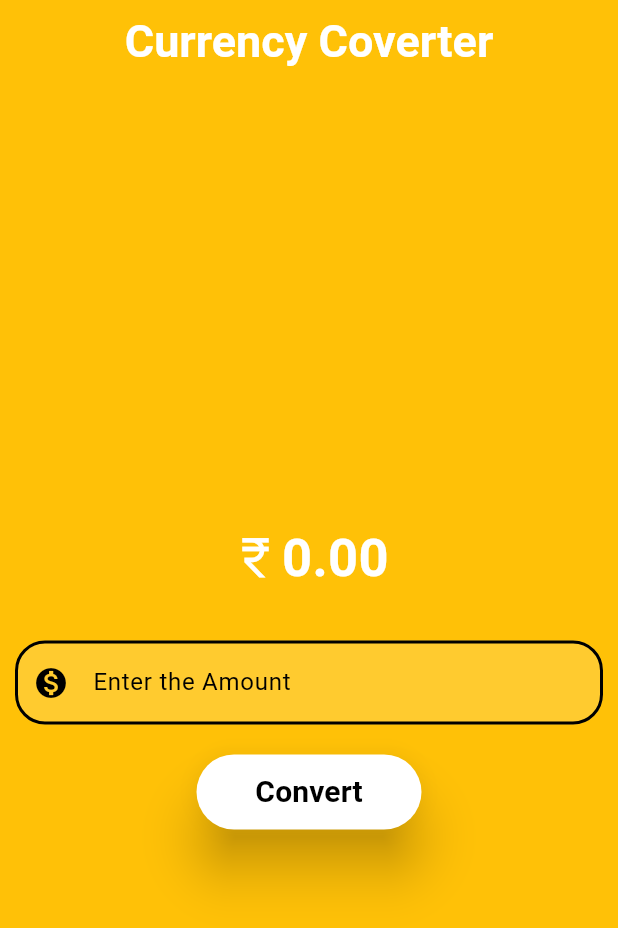
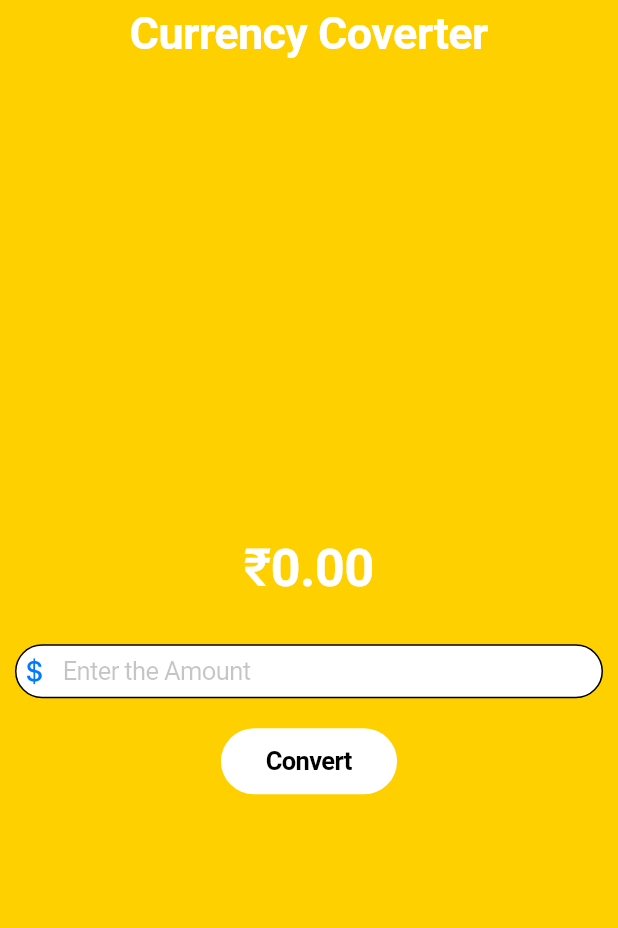
Before and after one commit to krdks11/Currency-converter, a Flutter app: the screen it shows after launch, on a phone screen of 412 x 824 dp. Shown: the top 928 px of the screen. Run offline on Flutter 3.47's test engine with Material 3 defaults, Android fonts, the phone set to English and light mode, and no system bars.

Commit message:
make a design for IOS devices

```diff
--- /dev/null
+++ b/lib/currency_converter_cupertino_page.dart
@@ -0,0 +1,116 @@
+import 'package:flutter/cupertino.dart';
+
+class CurrencyConverterCupertinoPage extends StatefulWidget {
+  const CurrencyConverterCupertinoPage({super.key});
+
+  @override
+  State<CurrencyConverterCupertinoPage> createState() =>
+      _CurrencyConverterCupertinoPage();
+}
+
+class _CurrencyConverterCupertinoPage
+    extends State<CurrencyConverterCupertinoPage> {
+  double result = 0;
+  final TextEditingController textEditingController = TextEditingController();
+
+  void convert() {
+    setState(
+      () {
+        result = double.parse(textEditingController.text) *
+            86.54; //as of 20/1/2025 rate
+      },
+    );
+  }
+
+  @override
+  void dispose() {
+    textEditingController.dispose();
+    super.dispose();
+  }
+
+  @override
+  Widget build(BuildContext context) {
+    // return const Placeholder();
+    return CupertinoPageScaffold(
+      backgroundColor: const Color.fromARGB(255, 255, 208, 0),
+      navigationBar: const CupertinoNavigationBar(
+        backgroundColor: CupertinoColors.activeGreen,
+        middle: Text(
+          'Currency Coverter',
+          style: TextStyle(
+              fontWeight: FontWeight.bold,
+              color: CupertinoColors.white,
+              fontSize: 30),
+        ),
+      ),
+      child: Center(
+        child: Column(
+          mainAxisAlignment: MainAxisAlignment.center,
+          children: <Widget>[
+            Container(
+              padding: const EdgeInsets.all(10),
+              margin: const EdgeInsets.all(10),
+              child: Row(
+                mainAxisAlignment:
+                    MainAxisAlignment.center, // Centers the content
+                children: [
+                  const Text(
+                    '₹', // Use rupee icon
+                    style: TextStyle(
+                      fontSize: 35,
+                      color: Color.fromARGB(255, 255, 255, 255),
+                      fontWeight: FontWeight.w500,
+                    ),
+                  ),
+                  Text(
+                    result != 0
+                        ? result.toStringAsFixed(3)
+                        : result.toStringAsFixed(2),
+                    style: const TextStyle(
+                      fontSize: 35,
+                      fontWeight: FontWeight.bold,
+                      color: Color.fromARGB(255, 255, 255, 255),
+                    ),
+                  ),
+                ],
+              ),
+            ),
+            Padding(
+              padding: const EdgeInsets.all(10),
+              child: CupertinoTextField(
+                controller: textEditingController,
+                style: const TextStyle(color: Color.fromARGB(255, 0, 0, 0)),
+                decoration: BoxDecoration(
+                  color: CupertinoColors.white,
+                  border: Border.all(),
+                  borderRadius: BorderRadius.circular(20.0),
+                ),
+                placeholder: 'Enter the Amount',
+                prefix: Icon(CupertinoIcons.money_dollar),
+                keyboardType: TextInputType.numberWithOptions(
+                  decimal: true,
+                ),
+              ),
+            ),
+            const SizedBox(
+              height: 10,
+            ),
+            CupertinoButton(
+              borderRadius: BorderRadius.circular(40.0),
+              padding: const EdgeInsets.fromLTRB(30, 0, 30, 0),
+              onPressed: convert,
+              color: const Color.fromARGB(255, 255, 255, 255),
+              child: const Text(
+                'Convert',
+                style: TextStyle(
+                  color: Color.fromARGB(255, 0, 0, 0),
+                  fontWeight: FontWeight.bold,
+                ),
+              ),
+            ),
+          ],
+        ),
+      ),
+    );
+  }
+}
--- a/lib/main.dart
+++ b/lib/main.dart
@@ -1,10 +1,12 @@
 import 'package:currency_converter/currency_coverter_page.dart';
+import 'package:currency_converter/currency_converter_cupertino_page.dart';
 import 'package:flutter/material.dart';
+import 'package:flutter/cupertino.dart';
 
 void main() {
-  runApp(const MyApp());
+  runApp(const MyCupertinoApp());
 }
-//Material Appf
+//Material App
 //cupertino App
 
 class MyApp extends StatelessWidget {
@@ -12,8 +14,20 @@ class MyApp extends StatelessWidget {
   @override
   Widget build(BuildContext context) {
     return const MaterialApp(
-      debugShowCheckedModeBanner: false,//disbale the debug banner
+      debugShowCheckedModeBanner: false, //disbale the debug banner
       home: CurrencyConverterMaterialPage(),
     );
   }
 }
+
+class MyCupertinoApp extends StatelessWidget {
+  const MyCupertinoApp({super.key});
+
+  @override
+  Widget build(BuildContext context) {
+    return CupertinoApp(
+      debugShowCheckedModeBanner: false,
+      home: CurrencyConverterCupertinoPage(),
+    );
+  }
+}
```
